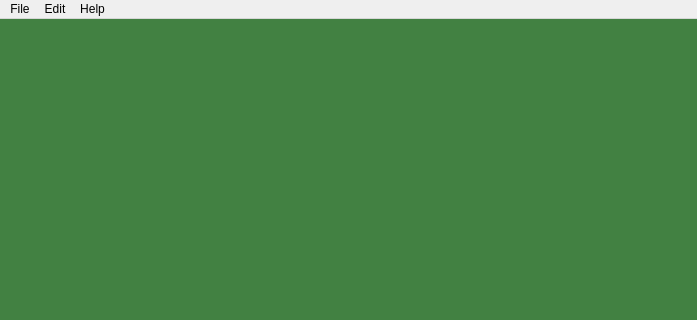
Before: the Qt Designer form gsmmanager/MainWindow.ui in a-ilin/wwaneric, drawn with Qt 5; both pictures show x 0 to 697 and y 0 to 320 of the 697 by 473 pixel window.
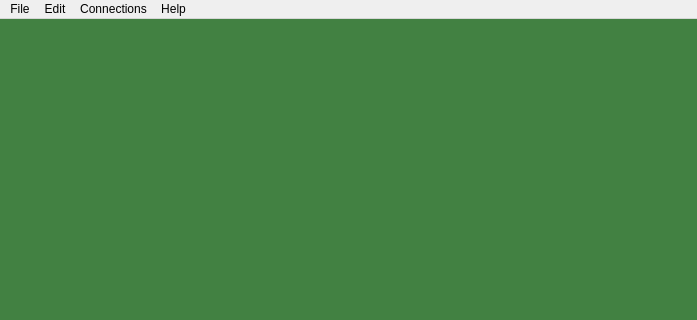
After: the same form once the commit is applied.

Patch:
```diff
--- a/gsmmanager/MainWindow.ui
+++ b/gsmmanager/MainWindow.ui
@@ -89,8 +89,16 @@
     <addaction name="actionAbout"/>
     <addaction name="actionAbout_Qt"/>
    </widget>
+   <widget class="QMenu" name="menuConnections">
+    <property name="title">
+     <string>Connections</string>
+    </property>
+    <addaction name="actionAdd_connection"/>
+    <addaction name="separator"/>
+   </widget>
    <addaction name="menuFile"/>
    <addaction name="menuEdit"/>
+   <addaction name="menuConnections"/>
    <addaction name="menuHelp"/>
   </widget>
   <widget class="QStatusBar" name="statusBar"/>
```
Left out of the diff: 9 changed lines with no effect on the pictures.
